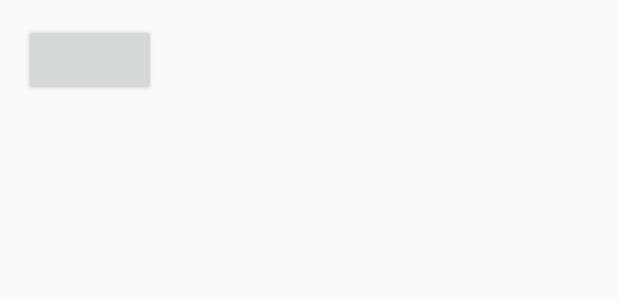
After one commit to yukunkun/TextDemo, an Android app: the layout activity_my_view.xml on its own in the app's theme, with its tools: preview values and no code run, on a phone screen of 412 x 824 dp. The commit adds this screen. Shown: the top 300 px of the screen. Run offline under Robolectric (Android 15) with nearby library versions, the phone set to English and light mode, and no system bars.

Commit message:
修复布局问题的的魔

```diff
--- a/app/src/main/AndroidManifest.xml
+++ b/app/src/main/AndroidManifest.xml
@@ -48,7 +48,8 @@
         <activity android:name=".livephonelogin.LivePhoneActivity" />
         <activity android:name=".liveshow.LiveMainActivity" />
         <activity android:name=".SvgActivity" />
-        <activity android:name=".TextViewActivity"></activity>
+        <activity android:name=".TextViewActivity" />
+        <activity android:name=".MyViewActivity"></activity>
     </application>
 
 </manifest>
--- /dev/null
+++ b/app/src/main/res/layout/activity_my_view.xml
@@ -0,0 +1,21 @@
+<?xml version="1.0" encoding="utf-8"?>
+<RelativeLayout xmlns:android="http://schemas.android.com/apk/res/android"
+    xmlns:tools="http://schemas.android.com/tools"
+    android:layout_width="match_parent"
+    android:layout_height="match_parent"
+    android:paddingBottom="@dimen/activity_vertical_margin"
+    android:paddingLeft="@dimen/activity_horizontal_margin"
+    android:paddingRight="@dimen/activity_horizontal_margin"
+    android:paddingTop="@dimen/activity_vertical_margin"
+    tools:context="com.yukun.textapplication.MyViewActivity">
+    <RelativeLayout
+        android:id="@+id/rea"
+        android:layout_width="wrap_content"
+        android:layout_height="wrap_content">
+
+    </RelativeLayout>
+    <Button
+        android:id="@+id/myButton1"
+        android:layout_width="wrap_content"
+        android:layout_height="wrap_content" />
+</RelativeLayout>
--- a/s/src/main/java/com/maneater/picscreator/DemoActivity.java
+++ b/s/src/main/java/com/maneater/picscreator/DemoActivity.java
@@ -47,8 +47,6 @@ public class DemoActivity extends Activity implements OnClickListener {
 	private View btnPaint;
 	Context mContext;
 
-
-
 	@Override
 	protected void onCreate(Bundle savedInstanceState) {
 		super.onCreate(savedInstanceState);
@@ -75,9 +73,6 @@ public class DemoActivity extends Activity implements OnClickListener {
 		btnDownLayout.setOnClickListener(this);
 		btnModify.setOnClickListener(this);
 		btnDelete.setOnClickListener(this);
-
-
-
 	}
 
 	@Override
--- a/s/src/main/java/com/maneater/picscreator/view/PicsGestureLayout.java
+++ b/s/src/main/java/com/maneater/picscreator/view/PicsGestureLayout.java
@@ -976,7 +976,6 @@ public class PicsGestureLayout extends FrameLayout implements
 
 		// L.i(TAG, "删除选中项,并设置选中项为数组最后一个");
 		invalidate();
-
 	}
 
 	/** 获取当前对象的封装imagewrapper数组 */
```
Also changed, not shown: app/src/main/java/com/yukun/textapplication/MyViewActivity.java (added, +101 -0 lines), app/src/main/java/com/yukun/textapplication/TextViewActivity.java (+10 -0 lines), app/src/main/java/com/yukun/textapplication/views/DragTextView.java (+6 -2 lines).
